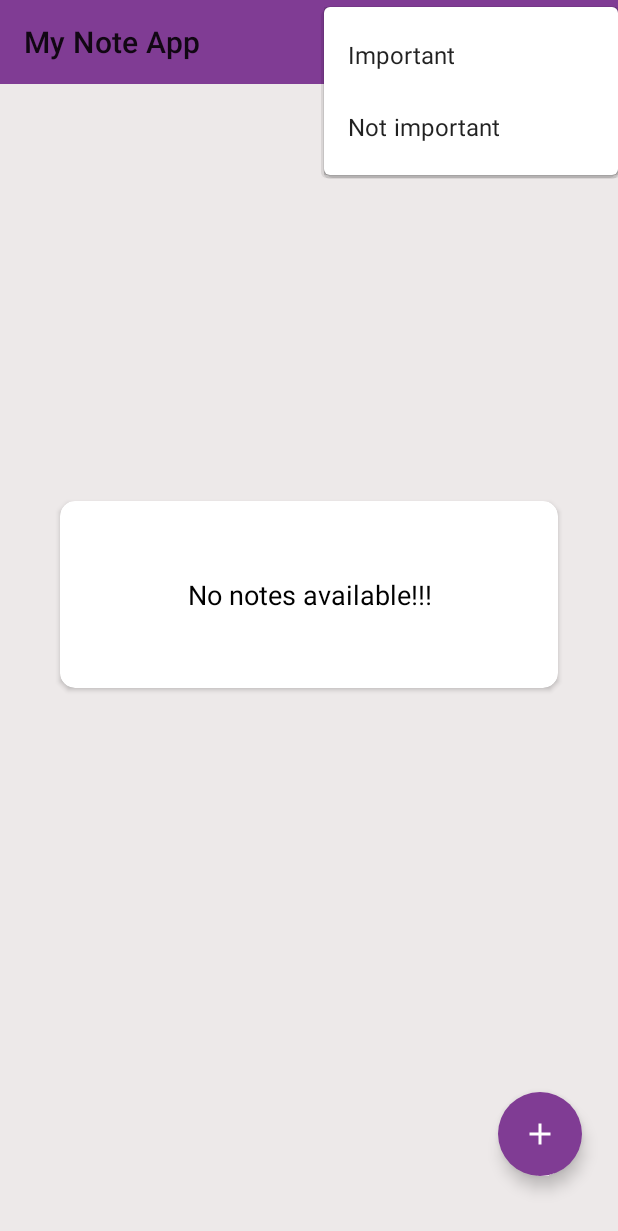
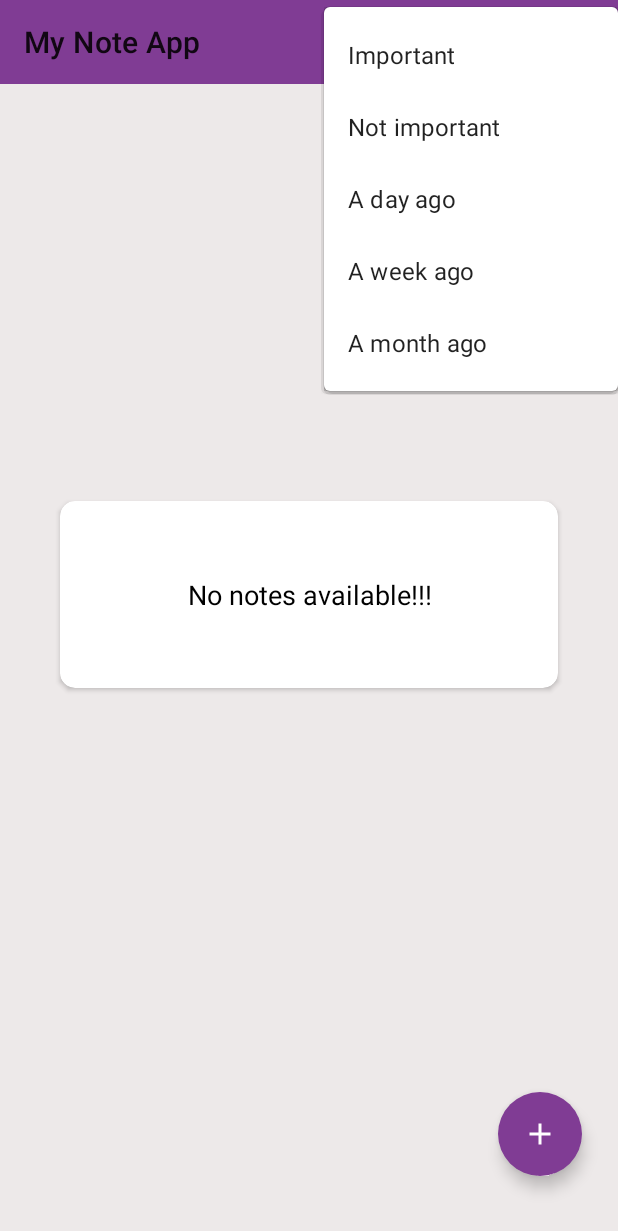
Before and after one commit to minh18112000/MyNoteApp, an Android app: the screen it shows after launch (MainActivity), after a tap on "Filter", on a phone screen of 412 x 824 dp. Shown: the top 1231 px of the screen. Run offline under Robolectric (Android 15) with nearby library versions, the phone set to English and light mode, and no system bars; our stand-ins replace Room's generated code.

Commit message:
Filter note by a day, a week, a month ago

```diff
--- a/app/src/main/java/com/example/mynoteapp/adapter/NoteAdapter.kt
+++ b/app/src/main/java/com/example/mynoteapp/adapter/NoteAdapter.kt
@@ -53,7 +53,11 @@ class NoteAdapter : RecyclerView.Adapter<NoteAdapter.NoteViewHolder>() {
         // Set note on RecycleView
         holder.itemBinding.tvNoteTitle.text = currentNote.noteTitle
         holder.itemBinding.tvNoteBody.text = currentNote.noteBody
-        holder.itemBinding.tvNoteDateCreated.text = sdf.format(resultDate)
+        if(currentNote.isUpdated == 1) {
+            holder.itemBinding.tvNoteDateCreated.text = "Updated: ${sdf.format(resultDate)}"
+        } else {
+            holder.itemBinding.tvNoteDateCreated.text = "Created: ${sdf.format(resultDate)}"
+        }
         if(currentNote.isImportant == 1) {
             holder.itemBinding.imgNoteImportant.visibility = View.VISIBLE
         } else {
--- a/app/src/main/java/com/example/mynoteapp/database/NoteDao.kt
+++ b/app/src/main/java/com/example/mynoteapp/database/NoteDao.kt
@@ -3,6 +3,7 @@ package com.example.mynoteapp.database
 import androidx.lifecycle.LiveData
 import androidx.room.*
 import com.example.mynoteapp.model.Note
+import java.util.concurrent.TimeUnit
 
 /*
  A data access object (DAO) to map Kotlin functions to SQL queries
@@ -11,6 +12,7 @@ import com.example.mynoteapp.model.Note
  SQL queries. You define those mappings in a DAO using annotations, and
  Room creates the necessary code.
 */
+
 @Dao
 interface NoteDao {
 
@@ -57,4 +59,13 @@ interface NoteDao {
 
     @Query("SELECT * FROM notes WHERE isImportant = 0")
     fun filterNotImportantNote(): LiveData<List<Note>>
+
+    @Query("SELECT * FROM notes WHERE :currentTime - noteDateCreated < 86400000")
+    fun filterNoteByDayAgo(currentTime: Long) : LiveData<List<Note>>
+
+    @Query("SELECT * FROM notes WHERE :currentTime - noteDateCreated < 604800000")
+    fun filterNoteByWeekAgo(currentTime: Long) : LiveData<List<Note>>
+
+    @Query("SELECT * FROM notes WHERE :currentTime - noteDateCreated < 2592000000")
+    fun filterNoteByMonthAgo(currentTime: Long) : LiveData<List<Note>>
 }
--- a/app/src/main/java/com/example/mynoteapp/repository/NoteRepository.kt
+++ b/app/src/main/java/com/example/mynoteapp/repository/NoteRepository.kt
@@ -30,4 +30,10 @@ class NoteRepository(private val db: NoteDatabase) {
     fun filterImportantNote() = db.getNoteDao().filterImportantNote()
 
     fun filterNotImportantNote() = db.getNoteDao().filterNotImportantNote()
+
+    fun filterNoteByDayAgo(currentTime: Long) = db.getNoteDao().filterNoteByDayAgo(currentTime)
+
+    fun filterNoteByWeekAgo(currentTime: Long) = db.getNoteDao().filterNoteByWeekAgo(currentTime)
+
+    fun filterNoteByMonthAgo(currentTime: Long) = db.getNoteDao().filterNoteByMonthAgo(currentTime)
 }
--- a/app/src/main/java/com/example/mynoteapp/viewmodel/NoteViewModel.kt
+++ b/app/src/main/java/com/example/mynoteapp/viewmodel/NoteViewModel.kt
@@ -44,4 +44,10 @@ class NoteViewModel(
     fun filterImportantNote() = noteRepository.filterImportantNote()
 
     fun filterNotImportantNote() = noteRepository.filterNotImportantNote()
+
+    fun filterNoteByDayAgo(currentTime: Long) = noteRepository.filterNoteByDayAgo(currentTime)
+
+    fun filterNoteByWeekAgo(currentTime: Long) = noteRepository.filterNoteByWeekAgo(currentTime)
+
+    fun filterNoteByMonthAgo(currentTime: Long) = noteRepository.filterNoteByMonthAgo(currentTime)
 }
--- a/app/src/main/res/menu/home_menu.xml
+++ b/app/src/main/res/menu/home_menu.xml
@@ -56,6 +56,15 @@
             <item
                 android:id="@+id/filter_by_not_important_note"
                 android:title="Not important" />
+            <item
+                android:id="@+id/filter_by_date_created_day_ago"
+                android:title="A day ago" />
+            <item
+                android:id="@+id/filter_by_date_created_week_ago"
+                android:title="A week ago" />
+            <item
+                android:id="@+id/filter_by_date_created_month_ago"
+                android:title="A month ago" />
         </menu>
     </item>
 </menu>
```
Also changed, not shown: app/src/main/java/com/example/mynoteapp/fragments/HomeFragment.kt (+28 -2 lines).
